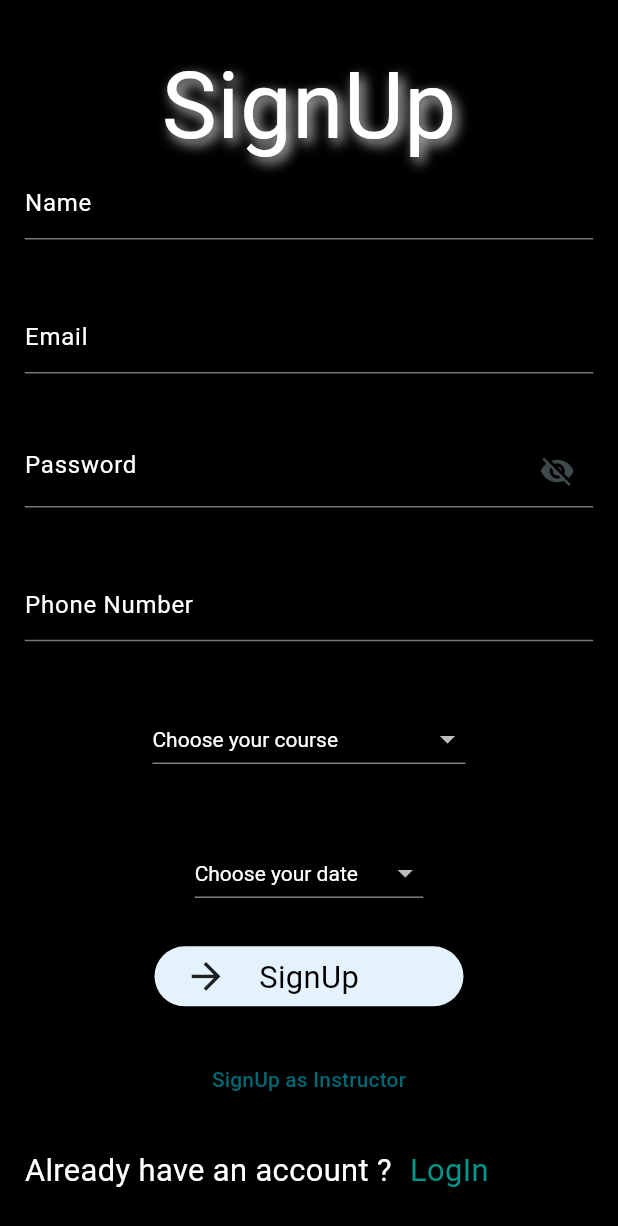
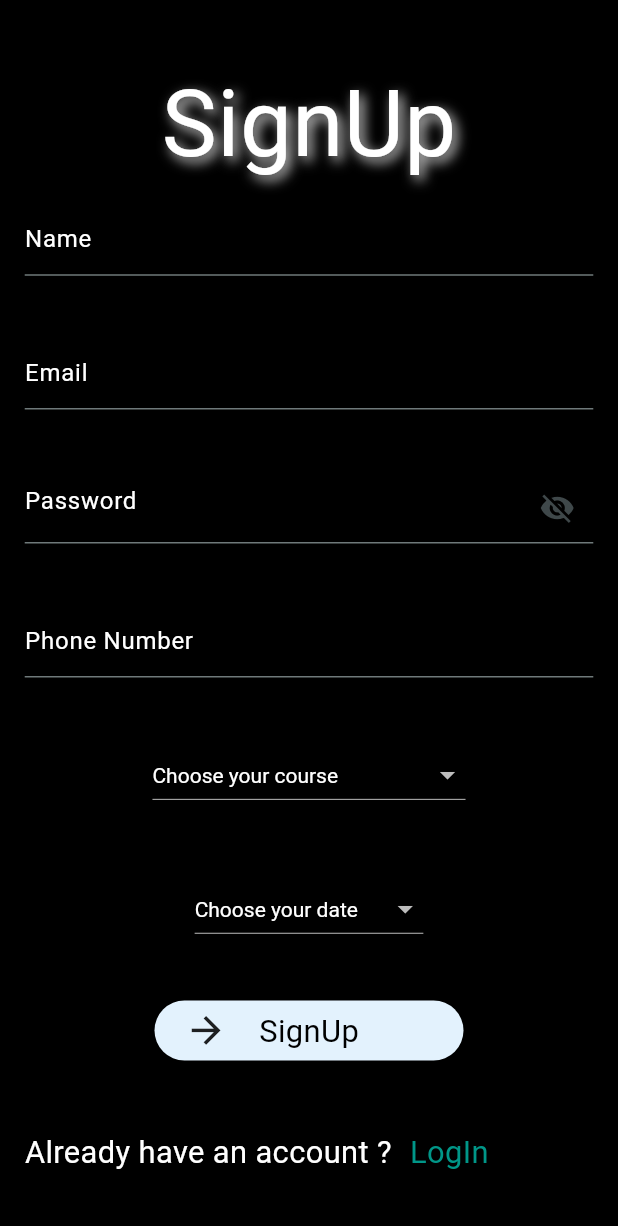
Before and after one commit to ibrahimMedhat-1/attendance_app, a Flutter app: the SignUp screen opened directly, on a phone screen of 412 x 824 dp. Shown: the top 1226 px of the screen. Run offline on Flutter 3.47's test engine with Material 2 defaults, Android fonts, the phone set to English and light mode, and no system bars; our stand-ins replace cloud_firestore, curved_navigation_bar, firebase_auth, firebase_core, flutter_bloc; missing offline and left inert: qr_code_scanner; accounts and stored records are empty; network calls fail.

Commit message:
refactor getCourses func check isInstructor removed signUp as instructor button

```diff
--- a/lib/instructor/view/features/authentication/signup_page/signup_page.dart
+++ b/lib/instructor/view/features/authentication/signup_page/signup_page.dart
@@ -1,4 +1,3 @@
-import 'package:attendance_app/instructor/view/features/authentication/signup_page/instructor_signup.dart';
 import 'package:attendance_app/instructor/view/features/authentication/signup_page/widgets/animated_signup_widgets/button_animated_signup.dart';
 import 'package:attendance_app/instructor/view/features/authentication/signup_page/widgets/animated_signup_widgets/text_signup_animation.dart';
 import 'package:attendance_app/model/student_model.dart';
@@ -121,9 +120,8 @@ class SignUp extends StatelessWidget {
                               decoration: BoxDecoration(
                                 border: Border(
                                   bottom: BorderSide(
-                                    color: cubit.coursesMenuIsChosen
-                                        ? const Color(0xFFBDBDBD)
-                                        : const Color(0xFFFF0000),
+                                    color:
+                                        cubit.coursesMenuIsChosen ? const Color(0xFFBDBDBD) : const Color(0xFFFF0000),
                                     width: 0.0,
                                   ),
                                 ),
@@ -131,9 +129,7 @@ class SignUp extends StatelessWidget {
                             ),
                             icon: Icon(
                               Icons.arrow_drop_down,
-                              color: cubit.coursesMenuIsChosen
-                                  ? Colors.grey.shade400
-                                  : const Color(0xFFFF0000),
+                              color: cubit.coursesMenuIsChosen ? Colors.grey.shade400 : const Color(0xFFFF0000),
                             ),
                             style: const TextStyle(color: Colors.white),
                             onChanged: (value) {
@@ -154,9 +150,7 @@ class SignUp extends StatelessWidget {
                               decoration: BoxDecoration(
                                 border: Border(
                                   bottom: BorderSide(
-                                    color: cubit.dateMenuIsChosen
-                                        ? const Color(0xFFBDBDBD)
-                                        : const Color(0xFFFF0000),
+                                    color: cubit.dateMenuIsChosen ? const Color(0xFFBDBDBD) : const Color(0xFFFF0000),
                                     width: 0.0,
                                   ),
                                 ),
@@ -164,9 +158,7 @@ class SignUp extends StatelessWidget {
                             ),
                             icon: Icon(
                               Icons.arrow_drop_down,
-                              color: cubit.dateMenuIsChosen
-                                  ? Colors.grey.shade400
-                                  : const Color(0xFFFF0000),
+                              color: cubit.dateMenuIsChosen ? Colors.grey.shade400 : const Color(0xFFFF0000),
                             ),
                             style: const TextStyle(color: Colors.white),
                             onChanged: (value) {
@@ -196,7 +188,7 @@ class SignUp extends StatelessWidget {
                       }, onTap: () {
                         cubit.signup(
                             studentModel: StudentModel(
-                              assignment: 0,
+                                assignment: 0,
                                 finalProject: 0,
                                 project1: 0,
                                 project2: 0,
@@ -213,15 +205,11 @@ class SignUp extends StatelessWidget {
                         Navigator.pop(context);
                       }),
                     ),
-                    TextButton(onPressed: (){
-                      Navigator.of(context).push(MaterialPageRoute(builder: (context) => InstructorSignUpPage(),));
-                    }, child: Text("SignUp as Instructor")),
-                    SizedBox(height: 5,),
                     Row(
                       children: [
                         const Text(
                           'Already have an account ?',
-                          style:  TextStyle(
+                          style: TextStyle(
                             color: Colors.white,
                           ),
                         ),
@@ -231,10 +219,7 @@ class SignUp extends StatelessWidget {
                             },
                             child: Text(
                               'LogIn',
-                              style: Theme.of(context)
-                                  .textTheme
-                                  .bodyMedium!
-                                  .copyWith(
+                              style: Theme.of(context).textTheme.bodyMedium!.copyWith(
                                     color: Colors.teal,
                                   ),
                             ))
--- a/lib/model/instructor_model.dart
+++ b/lib/model/instructor_model.dart
@@ -1,13 +1,12 @@
-class instructorModel{
+class InstructorModel {
   String? name;
   String? email;
-  instructorModel({required this.email,required this.name});
-  instructorModel.fromJson(Map<String, dynamic>? json) {
+  InstructorModel({required this.email, required this.name});
+  InstructorModel.fromJson(Map<String, dynamic>? json) {
     name = json!['name'];
     email = json['email'];
   }
-  Map<String, dynamic> toMap({required id}) =>
-      {
+  Map<String, dynamic> toMap({required id}) => {
         'name': name,
         'email': email,
       };
```
Also changed, not shown: lib/instructor/view/features/authentication/login_page/manager/login_cubit/login_cubit.dart (+9 -10 lines), lib/instructor/view/features/authentication/signup_page/instructor_signup.dart (+15 -15 lines), lib/instructor/view/features/authentication/signup_page/manager/signup_cubit/sign_up_cubit.dart (+11 -25 lines), lib/instructor/view/home_page/manger/homepage_cubit/home_page_cubit.dart (+16 -17 lines).
